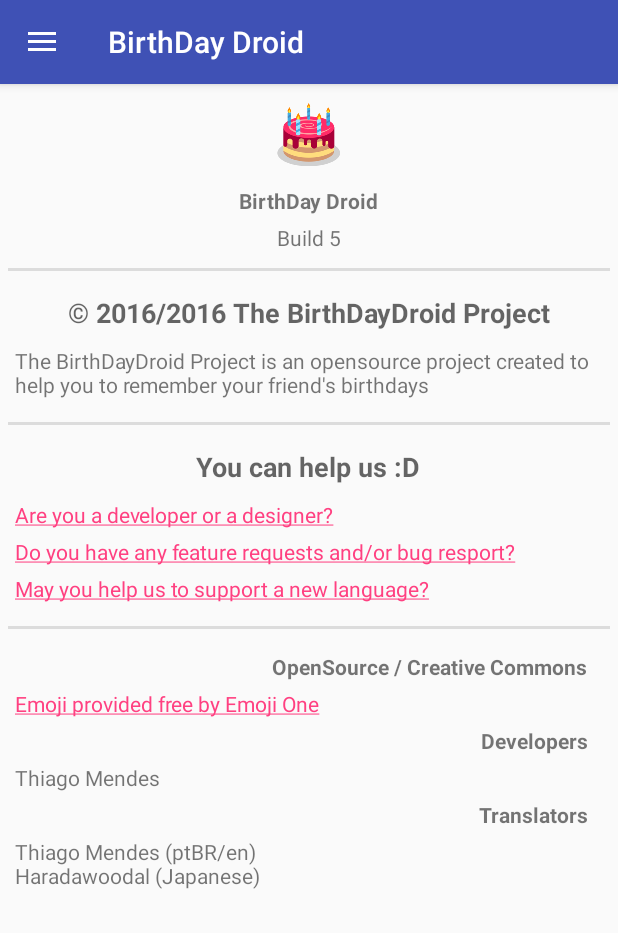
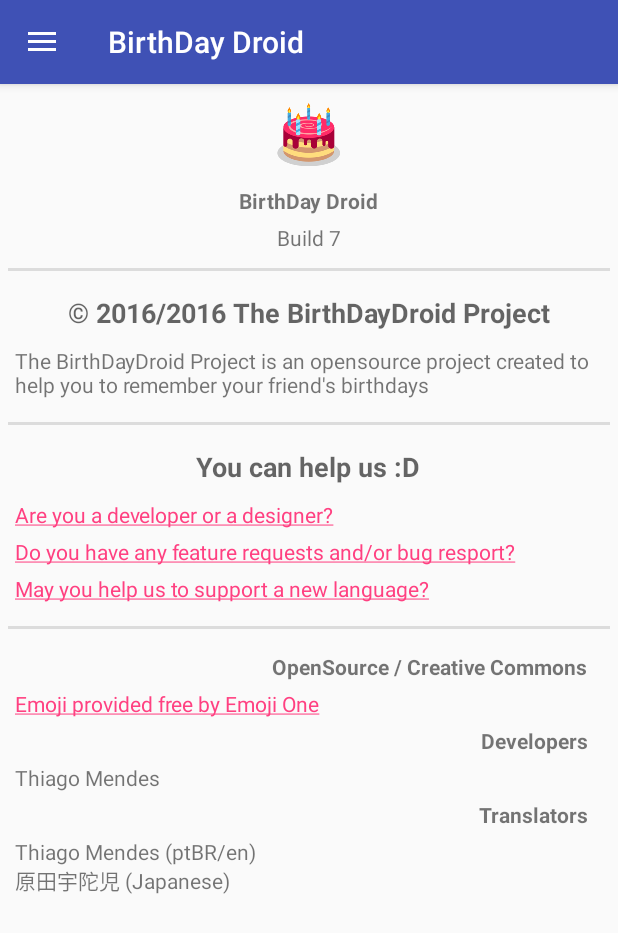
Before and after one commit to trmendes/BirthDayDroid, an Android app: the screen it shows after launch (MainActivity), in the side drawer, after a tap on "About", on a phone screen of 412 x 824 dp. Shown: the top 933 px of the screen. Run offline under Robolectric (Android 15) with nearby library versions, the phone set to English and light mode, and no system bars; pictures from the network do not load; 13 statements that could not run were skipped.

Commit message:
Japanese translated by Haradawoodal

```diff
--- a/app/build.gradle
+++ b/app/build.gradle
@@ -5,10 +5,10 @@
     buildToolsVersion '24.0.0'
     defaultConfig {
         applicationId "com.tmendes.birthdaydroid"
-        minSdkVersion 17
+        minSdkVersion 19
         targetSdkVersion 24
-        versionCode 5
-        versionName '20160712_VC5'
+        versionCode 7
+        versionName '20160811_VC7'
     }
     buildTypes {
         release {
--- a/app/src/main/res/values/arrays.xml
+++ b/app/src/main/res/values/arrays.xml
@@ -2,10 +2,10 @@
 
     <!-- used to select sorting-method -->
     <string-array translatable="false" name="sort_input">
-        <item>Days until next birthday</item>
-        <item>Age</item>
-        <item>Name</item>
-        <item>Sign</item>
+        <item>@string/array_order_next</item>
+        <item>@string/array_order_age</item>
+        <item>@string/array_order_name</item>
+        <item>@string/array_order_sign</item>
     </string-array>
 
     <string-array translatable="false" name="sort_input_values">
@@ -16,8 +16,8 @@
     </string-array>
 
     <string-array translatable="false" name="sort_method">
-        <item>Asc</item>
-        <item>Desc</item>
+        <item>@string/array_order_asc</item>
+        <item>@string/array_order_desc</item>
     </string-array>
 
     <string-array translatable="false" name="sort_method_values">
--- a/app/src/main/res/values/strings.xml
+++ b/app/src/main/res/values/strings.xml
@@ -89,7 +89,13 @@
     <string name="about_os_cc_title" translatable="false">OpenSource / Creative Commons</string>
     <string name="about_oc_cc_01"><a href="http://emojione.com/">Emoji provided free by Emoji One</a></string>
     <string name="about_translator_title">Translators</string>
-    <string name="about_translator_name_language" translatable="false">Thiago Mendes (ptBR/en)\nHaradawoodal (Japanese)</string>
+    <string name="about_translator_name_language" translatable="false">Thiago Mendes (ptBR/en)\n原田宇陀児 (Japanese)</string>
     <string name="image" translatable="false">Image</string>
     <string name="string" translatable="false">String</string>
+    <string name="array_order_next">Days until next birthday</string>
+    <string name="array_order_age">Age</string>
+    <string name="array_order_name">Name</string>
+    <string name="array_order_sign">Sign</string>
+    <string name="array_order_asc">Asc</string>
+    <string name="array_order_desc">Desc</string>
 </resources>
```
Also changed, not shown: 2 other files.
